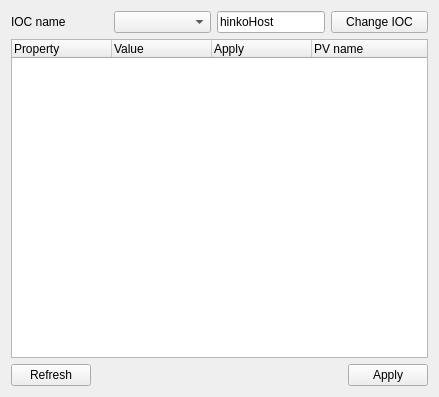
hinxx/hiinks, file pyRamid/trunk/src/ui/uiPanelSingleIOCParam.ui: the form before one commit.
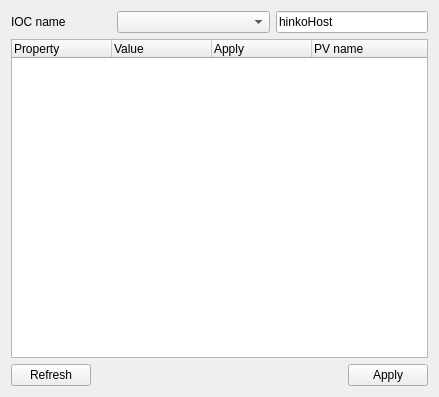
The form after the commit.

What changed in the file:
```diff
--- a/pyRamid/trunk/src/ui/uiPanelSingleIOCParam.ui
+++ b/pyRamid/trunk/src/ui/uiPanelSingleIOCParam.ui
@@ -57,25 +57,6 @@
        </property>
       </widget>
      </item>
-     <item>
-      <widget class="QPushButton" name="pushButton_changeIOC">
-       <property name="sizePolicy">
-        <sizepolicy hsizetype="Minimum" vsizetype="Fixed">
-         <horstretch>0</horstretch>
-         <verstretch>0</verstretch>
-        </sizepolicy>
-       </property>
-       <property name="maximumSize">
-        <size>
-         <width>100</width>
-         <height>16777215</height>
-        </size>
-       </property>
-       <property name="text">
-        <string>Change IOC</string>
-       </property>
-      </widget>
-     </item>
     </layout>
    </item>
    <item>
```
